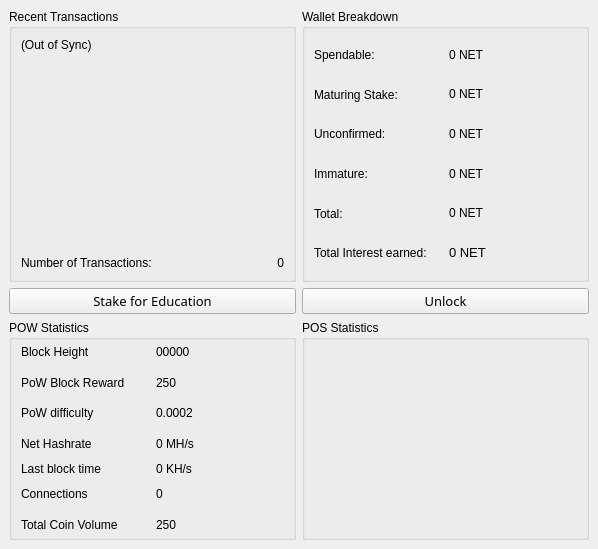
Old version of the form src/qt/forms/overviewpage.ui in the repository netcoinfoundation/netcoin.
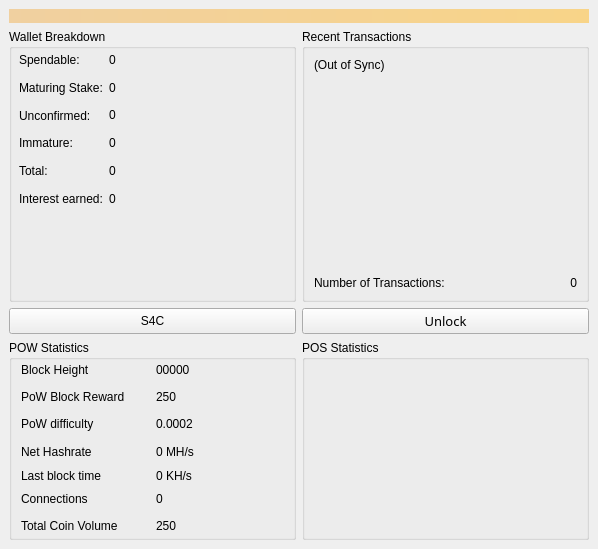
New version of the form. Icons and pictures are not drawn.

```diff
--- a/src/qt/forms/overviewpage.ui
+++ b/src/qt/forms/overviewpage.ui
@@ -70,24 +70,9 @@
      <property name="lineWidth">
       <number>0</number>
      </property>
-     <layout class="QGridLayout" name="gridLayout_3">
-      <item row="0" column="0">
        <layout class="QGridLayout" name="gridLayout">
-        <item row="2" column="0">
-         <widget class="QPushButton" name="startButton">
-          <property name="font">
-           <font>
-            <family>Plantagenet Cherokee</family>
-            <pointsize>10</pointsize>
-           </font>
-          </property>
-          <property name="text">
-           <string>Stake for Education</string>
-          </property>
-         </widget>
-        </item>
-        <item row="0" column="1">
-         <widget class="QGroupBox" name="groupBox_2">
+      <item row="2" column="1">
+       <widget class="QGroupBox" name="groupBox">
           <property name="sizePolicy">
            <sizepolicy hsizetype="Expanding" vsizetype="Expanding">
             <horstretch>0</horstretch>
@@ -100,253 +85,97 @@
             <height>0</height>
            </size>
           </property>
+        <property name="maximumSize">
+         <size>
+          <width>16777215</width>
+          <height>16777215</height>
+         </size>
+        </property>
           <property name="autoFillBackground">
            <bool>false</bool>
           </property>
+        <property name="styleSheet">
+         <string notr="true"/>
+        </property>
           <property name="title">
-           <string>Wallet Breakdown</string>
-          </property>
-          <property name="flat">
-           <bool>false</bool>
+         <string>Recent Transactions</string>
           </property>
           <property name="checkable">
            <bool>false</bool>
           </property>
-          <layout class="QGridLayout" name="gridLayout_11">
-           <item row="0" column="0">
-            <layout class="QGridLayout" name="gridLayout_2">
-             <item row="0" column="0">
-              <widget class="QLabel" name="label">
-               <property name="styleSheet">
-                <string notr="true"/>
-               </property>
-               <property name="text">
-                <string>Spendable:</string>
-               </property>
-              </widget>
-             </item>
-             <item row="0" column="1">
-              <widget class="QLabel" name="labelBalance">
-               <property name="cursor">
-                <cursorShape>IBeamCursor</cursorShape>
-               </property>
-               <property name="mouseTracking">
-                <bool>true</bool>
-               </property>
-               <property name="toolTip">
-                <string>&lt;html&gt;&lt;head/&gt;&lt;body&gt;&lt;p&gt;&lt;img src=&quot;:/toolTip/res/tooltips/spendableTooltip.png&quot;/&gt;&lt;/p&gt;&lt;/body&gt;&lt;/html&gt;</string>
-               </property>
-               <property name="styleSheet">
-                <string notr="true"/>
-               </property>
-               <property name="text">
-                <string>0 NET</string>
-               </property>
-               <property name="textInteractionFlags">
-                <set>Qt::LinksAccessibleByMouse|Qt::TextSelectableByMouse</set>
-               </property>
-              </widget>
-             </item>
+        <layout class="QGridLayout" name="gridLayout_9">
              <item row="1" column="0">
-              <widget class="QLabel" name="label_2">
-               <property name="styleSheet">
-                <string notr="true"/>
-               </property>
-               <property name="text">
-                <string>Maturing Stake:</string>
-               </property>
-              </widget>
-             </item>
+          <layout class="QGridLayout" name="gridLayout_4">
              <item row="1" column="1">
-              <widget class="QLabel" name="labelStake">
-               <property name="cursor">
-                <cursorShape>IBeamCursor</cursorShape>
-               </property>
-               <property name="mouseTracking">
-                <bool>true</bool>
-               </property>
-               <property name="toolTip">
-                <string>&lt;html&gt;&lt;head/&gt;&lt;body&gt;&lt;p&gt;&lt;img src=&quot;:/toolTip/res/tooltips/maturingTooltip.png&quot;/&gt;&lt;/p&gt;&lt;/body&gt;&lt;/html&gt;</string>
-               </property>
-               <property name="styleSheet">
-                <string notr="true"/>
-               </property>
+            <widget class="QLabel" name="labelNumTransactions">
                <property name="text">
-                <string>0 NET</string>
-               </property>
-               <property name="textInteractionFlags">
-                <set>Qt::LinksAccessibleByMouse|Qt::TextSelectableByMouse</set>
+              <string>0</string>
+             </property>
+             <property name="alignment">
+              <set>Qt::AlignRight|Qt::AlignTrailing|Qt::AlignVCenter</set>
                </property>
               </widget>
              </item>
-             <item row="2" column="0">
-              <widget class="QLabel" name="label_3">
-               <property name="styleSheet">
-                <string notr="true"/>
-               </property>
-               <property name="text">
-                <string>Unconfirmed:</string>
-               </property>
-              </widget>
-             </item>
-             <item row="2" column="1">
-              <widget class="QLabel" name="labelUnconfirmed">
-               <property name="cursor">
-                <cursorShape>IBeamCursor</cursorShape>
-               </property>
-               <property name="mouseTracking">
-                <bool>true</bool>
-               </property>
-               <property name="toolTip">
-                <string>&lt;html&gt;&lt;head/&gt;&lt;body&gt;&lt;p&gt;&lt;img src=&quot;:/toolTip/res/tooltips/unconfirmedTooltip.png&quot;/&gt;&lt;/p&gt;&lt;/body&gt;&lt;/html&gt;</string>
-               </property>
+           <item row="1" column="0">
+            <widget class="QLabel" name="label_8">
+             <property name="sizePolicy">
+              <sizepolicy hsizetype="Preferred" vsizetype="Preferred">
+               <horstretch>0</horstretch>
+               <verstretch>0</verstretch>
+              </sizepolicy>
+             </property>
+             <property name="minimumSize">
+              <size>
+               <width>0</width>
+               <height>0</height>
+              </size>
+             </property>
+             <property name="maximumSize">
+              <size>
+               <width>258</width>
+               <height>18</height>
+              </size>
+             </property>
                <property name="styleSheet">
                 <string notr="true"/>
                </property>
                <property name="text">
-                <string>0 NET</string>
-               </property>
-               <property name="textInteractionFlags">
-                <set>Qt::LinksAccessibleByMouse|Qt::TextSelectableByMouse</set>
-               </property>
-              </widget>
-             </item>
-             <item row="3" column="0">
-              <widget class="QLabel" name="labelImmatureText">
-               <property name="styleSheet">
-                <string notr="true"/>
-               </property>
-               <property name="text">
-                <string>Immature:</string>
-               </property>
-              </widget>
-             </item>
-             <item row="3" column="1">
-              <widget class="QLabel" name="labelImmature">
-               <property name="cursor">
-                <cursorShape>IBeamCursor</cursorShape>
-               </property>
-               <property name="mouseTracking">
-                <bool>true</bool>
-               </property>
-               <property name="toolTip">
-                <string>&lt;html&gt;&lt;head/&gt;&lt;body&gt;&lt;p&gt;&lt;img src=&quot;:/toolTip/res/tooltips/immatureTooltip.png&quot;/&gt;&lt;/p&gt;&lt;/body&gt;&lt;/html&gt;</string>
-               </property>
+              <string>Number of Transactions:</string>
+             </property>
+            </widget>
+           </item>
+           <item row="0" column="0" colspan="2">
+            <widget class="QListView" name="listTransactions">
+             <property name="minimumSize">
+              <size>
+               <width>0</width>
+               <height>0</height>
+              </size>
+             </property>
                <property name="styleSheet">
-                <string notr="true"/>
-               </property>
-               <property name="text">
-                <string>0 NET</string>
-               </property>
-               <property name="textInteractionFlags">
-                <set>Qt::LinksAccessibleByMouse|Qt::TextSelectableByMouse</set>
+              <string notr="true">background:transparent;</string>
+             </property>
+             <property name="frameShape">
+              <enum>QFrame::NoFrame</enum>
+             </property>
+             <property name="frameShadow">
+              <enum>QFrame::Plain</enum>
                </property>
               </widget>
              </item>
-             <item row="4" column="0">
-              <widget class="QLabel" name="label_6">
-               <property name="autoFillBackground">
-                <bool>false</bool>
-               </property>
-               <property name="styleSheet">
-                <string notr="true"/>
-               </property>
+          </layout>
+         </item>
+         <item row="0" column="0">
+          <widget class="QLabel" name="labelTransactionsStatus">
                <property name="text">
-                <string>Total:</string>
+            <string>(Out of Sync)</string>
                </property>
               </widget>
              </item>
-             <item row="4" column="1">
-              <widget class="QLabel" name="labelTotal">
-               <property name="cursor">
-                <cursorShape>IBeamCursor</cursorShape>
-               </property>
-               <property name="mouseTracking">
-                <bool>true</bool>
-               </property>
-               <property name="styleSheet">
-                <string notr="true"/>
-               </property>
-               <property name="text">
-                <string>0 NET</string>
-               </property>
-               <property name="textInteractionFlags">
-                <set>Qt::LinksAccessibleByMouse|Qt::TextSelectableByMouse</set>
-               </property>
+        </layout>
               </widget>
              </item>
              <item row="5" column="0">
-              <widget class="QLabel" name="label_4">
-               <property name="text">
-                <string>&lt;html&gt;&lt;head/&gt;&lt;body&gt;&lt;p&gt;&lt;span&gt;Total Interest earned:&lt;/span&gt;&lt;/p&gt;&lt;/body&gt;&lt;/html&gt;</string>
-               </property>
-              </widget>
-             </item>
-             <item row="5" column="1">
-              <widget class="QLabel" name="labelInterest">
-               <property name="font">
-                <font>
-                 <pointsize>10</pointsize>
-                </font>
-               </property>
-               <property name="text">
-                <string>&lt;html&gt;&lt;head/&gt;&lt;body&gt;&lt;p&gt;&lt;span&gt;0 NET&lt;/span&gt;&lt;/p&gt;&lt;/body&gt;&lt;/html&gt;</string>
-               </property>
-              </widget>
-             </item>
-            </layout>
-           </item>
-          </layout>
-         </widget>
-        </item>
-        <item row="2" column="1">
-         <widget class="QPushButton" name="unlockWalletActionNew">
-          <property name="sizePolicy">
-           <sizepolicy hsizetype="Expanding" vsizetype="Fixed">
-            <horstretch>0</horstretch>
-            <verstretch>0</verstretch>
-           </sizepolicy>
-          </property>
-          <property name="font">
-           <font>
-            <family>Plantagenet Cherokee</family>
-            <pointsize>10</pointsize>
-           </font>
-          </property>
-          <property name="text">
-           <string>Unlock</string>
-          </property>
-         </widget>
-        </item>
-        <item row="3" column="1">
-         <widget class="QGroupBox" name="groupBox_4">
-          <property name="title">
-           <string>POS Statistics</string>
-          </property>
-          <layout class="QGridLayout" name="gridLayout_10">
-           <property name="topMargin">
-            <number>0</number>
-           </property>
-           <property name="bottomMargin">
-            <number>0</number>
-           </property>
-           <item row="0" column="0">
-            <widget class="QLabel" name="labelMyWeight">
-             <property name="toolTip">
-              <string>&lt;html&gt;&lt;head/&gt;&lt;body&gt;&lt;p&gt;&lt;img src=&quot;:/toolTip/res/tooltips/stakingTooltip.png&quot;/&gt;&lt;/p&gt;&lt;/body&gt;&lt;/html&gt;</string>
-             </property>
-             <property name="styleSheet">
-              <string notr="true"/>
-             </property>
-             <property name="text">
-              <string/>
-             </property>
-            </widget>
-           </item>
-          </layout>
-         </widget>
-        </item>
-        <item row="3" column="0">
          <widget class="QGroupBox" name="groupBox_3">
           <property name="sizePolicy">
            <sizepolicy hsizetype="Expanding" vsizetype="Expanding">
@@ -530,8 +359,36 @@
           </layout>
          </widget>
         </item>
+      <item row="5" column="1">
+       <widget class="QGroupBox" name="groupBox_4">
+        <property name="title">
+         <string>POS Statistics</string>
+        </property>
+        <layout class="QGridLayout" name="gridLayout_10">
+         <property name="topMargin">
+          <number>0</number>
+         </property>
+         <property name="bottomMargin">
+          <number>0</number>
+         </property>
         <item row="0" column="0">
-         <widget class="QGroupBox" name="groupBox">
+          <widget class="QLabel" name="labelMyWeight">
+           <property name="toolTip">
+            <string>&lt;html&gt;&lt;head/&gt;&lt;body&gt;&lt;p&gt;&lt;img src=&quot;:/toolTip/res/tooltips/stakingTooltip.png&quot;/&gt;&lt;/p&gt;&lt;/body&gt;&lt;/html&gt;</string>
+           </property>
+           <property name="styleSheet">
+            <string notr="true"/>
+           </property>
+           <property name="text">
+            <string/>
+           </property>
+          </widget>
+         </item>
+        </layout>
+       </widget>
+      </item>
+      <item row="2" column="0">
+       <widget class="QGroupBox" name="groupBox_2">
           <property name="sizePolicy">
            <sizepolicy hsizetype="Expanding" vsizetype="Expanding">
             <horstretch>0</horstretch>
@@ -544,97 +401,314 @@
             <height>0</height>
            </size>
           </property>
-          <property name="maximumSize">
-           <size>
-            <width>16777215</width>
-            <height>16777215</height>
-           </size>
-          </property>
           <property name="autoFillBackground">
            <bool>false</bool>
           </property>
-          <property name="styleSheet">
-           <string notr="true"/>
-          </property>
           <property name="title">
-           <string>Recent Transactions</string>
+         <string>Wallet Breakdown</string>
+        </property>
+        <property name="flat">
+         <bool>false</bool>
           </property>
           <property name="checkable">
            <bool>false</bool>
           </property>
-          <layout class="QGridLayout" name="gridLayout_9">
-           <item row="0" column="0">
-            <widget class="QLabel" name="labelTransactionsStatus">
+        <widget class="QWidget" name="layoutWidget">
+         <property name="geometry">
+          <rect>
+           <x>10</x>
+           <y>20</y>
+           <width>291</width>
+           <height>161</height>
+          </rect>
+         </property>
+         <layout class="QGridLayout" name="gridLayout_2">
+          <item row="4" column="1">
+           <widget class="QLabel" name="labelTotal">
+            <property name="sizePolicy">
+             <sizepolicy hsizetype="Expanding" vsizetype="Preferred">
+              <horstretch>0</horstretch>
+              <verstretch>0</verstretch>
+             </sizepolicy>
+            </property>
+            <property name="cursor">
+             <cursorShape>IBeamCursor</cursorShape>
+            </property>
+            <property name="mouseTracking">
+             <bool>true</bool>
+            </property>
+            <property name="styleSheet">
+             <string notr="true"/>
+            </property>
              <property name="text">
-              <string>(Out of Sync)</string>
-             </property>
-            </widget>
-           </item>
-           <item row="1" column="0">
-            <layout class="QGridLayout" name="gridLayout_4">
-             <item row="1" column="0">
-              <widget class="QLabel" name="label_8">
+             <string>0</string>
+            </property>
+            <property name="textInteractionFlags">
+             <set>Qt::LinksAccessibleByMouse|Qt::TextSelectableByMouse</set>
+            </property>
+           </widget>
+          </item>
+          <item row="0" column="1">
+           <widget class="QLabel" name="labelBalance">
                <property name="sizePolicy">
-                <sizepolicy hsizetype="Preferred" vsizetype="Preferred">
+             <sizepolicy hsizetype="Expanding" vsizetype="Preferred">
                  <horstretch>0</horstretch>
                  <verstretch>0</verstretch>
                 </sizepolicy>
                </property>
-               <property name="minimumSize">
-                <size>
-                 <width>0</width>
-                 <height>0</height>
-                </size>
-               </property>
-               <property name="maximumSize">
-                <size>
-                 <width>258</width>
-                 <height>18</height>
-                </size>
-               </property>
+            <property name="cursor">
+             <cursorShape>IBeamCursor</cursorShape>
+            </property>
+            <property name="mouseTracking">
+             <bool>true</bool>
+            </property>
+            <property name="toolTip">
+             <string>&lt;html&gt;&lt;head/&gt;&lt;body&gt;&lt;p&gt;&lt;img src=&quot;:/toolTip/res/tooltips/spendableTooltip.png&quot;/&gt;&lt;/p&gt;&lt;/body&gt;&lt;/html&gt;</string>
+            </property>
                <property name="styleSheet">
                 <string notr="true"/>
                </property>
                <property name="text">
-                <string>Number of Transactions:</string>
+             <string>0 </string>
+            </property>
+            <property name="textInteractionFlags">
+             <set>Qt::LinksAccessibleByMouse|Qt::TextSelectableByMouse</set>
+            </property>
+           </widget>
+          </item>
+          <item row="2" column="0">
+           <widget class="QLabel" name="label_3">
+            <property name="styleSheet">
+             <string notr="true"/>
+            </property>
+            <property name="text">
+             <string>Unconfirmed:</string>
+            </property>
+           </widget>
+          </item>
+          <item row="3" column="0">
+           <widget class="QLabel" name="labelImmatureText">
+            <property name="styleSheet">
+             <string notr="true"/>
+            </property>
+            <property name="text">
+             <string>Immature:</string>
                </property>
               </widget>
              </item>
              <item row="1" column="1">
-              <widget class="QLabel" name="labelNumTransactions">
+           <widget class="QLabel" name="labelStake">
+            <property name="sizePolicy">
+             <sizepolicy hsizetype="Expanding" vsizetype="Preferred">
+              <horstretch>0</horstretch>
+              <verstretch>0</verstretch>
+             </sizepolicy>
+            </property>
+            <property name="cursor">
+             <cursorShape>IBeamCursor</cursorShape>
+            </property>
+            <property name="mouseTracking">
+             <bool>true</bool>
+            </property>
+            <property name="toolTip">
+             <string>&lt;html&gt;&lt;head/&gt;&lt;body&gt;&lt;p&gt;&lt;img src=&quot;:/toolTip/res/tooltips/maturingTooltip.png&quot;/&gt;&lt;/p&gt;&lt;/body&gt;&lt;/html&gt;</string>
+            </property>
+            <property name="styleSheet">
+             <string notr="true"/>
+            </property>
                <property name="text">
+             <string>0 </string>
+            </property>
+            <property name="textInteractionFlags">
+             <set>Qt::LinksAccessibleByMouse|Qt::TextSelectableByMouse</set>
+            </property>
+           </widget>
+          </item>
+          <item row="4" column="0">
+           <widget class="QLabel" name="label_6">
+            <property name="autoFillBackground">
+             <bool>false</bool>
+            </property>
+            <property name="styleSheet">
+             <string notr="true"/>
+            </property>
+            <property name="text">
+             <string>Total:</string>
+            </property>
+           </widget>
+          </item>
+          <item row="1" column="0">
+           <widget class="QLabel" name="label_2">
+            <property name="styleSheet">
+             <string notr="true"/>
+            </property>
+            <property name="text">
+             <string>Maturing Stake:</string>
+            </property>
+           </widget>
+          </item>
+          <item row="3" column="1">
+           <widget class="QLabel" name="labelImmature">
+            <property name="sizePolicy">
+             <sizepolicy hsizetype="Expanding" vsizetype="Preferred">
+              <horstretch>0</horstretch>
+              <verstretch>0</verstretch>
+             </sizepolicy>
+            </property>
+            <property name="cursor">
+             <cursorShape>IBeamCursor</cursorShape>
+            </property>
+            <property name="mouseTracking">
+             <bool>true</bool>
+            </property>
+            <property name="toolTip">
+             <string>&lt;html&gt;&lt;head/&gt;&lt;body&gt;&lt;p&gt;&lt;img src=&quot;:/toolTip/res/tooltips/immatureTooltip.png&quot;/&gt;&lt;/p&gt;&lt;/body&gt;&lt;/html&gt;</string>
+            </property>
+            <property name="styleSheet">
+             <string notr="true"/>
+            </property>
+            <property name="text">
                 <string>0</string>
                </property>
-               <property name="alignment">
-                <set>Qt::AlignRight|Qt::AlignTrailing|Qt::AlignVCenter</set>
-               </property>
+            <property name="textInteractionFlags">
+             <set>Qt::LinksAccessibleByMouse|Qt::TextSelectableByMouse</set>
+            </property>
+           </widget>
+          </item>
+          <item row="2" column="1">
+           <widget class="QLabel" name="labelUnconfirmed">
+            <property name="sizePolicy">
+             <sizepolicy hsizetype="Expanding" vsizetype="Preferred">
+              <horstretch>0</horstretch>
+              <verstretch>0</verstretch>
+             </sizepolicy>
+            </property>
+            <property name="cursor">
+             <cursorShape>IBeamCursor</cursorShape>
+            </property>
+            <property name="mouseTracking">
+             <bool>true</bool>
+            </property>
+            <property name="toolTip">
+             <string>&lt;html&gt;&lt;head/&gt;&lt;body&gt;&lt;p&gt;&lt;img src=&quot;:/toolTip/res/tooltips/unconfirmedTooltip.png&quot;/&gt;&lt;/p&gt;&lt;/body&gt;&lt;/html&gt;</string>
+            </property>
+            <property name="styleSheet">
+             <string notr="true"/>
+            </property>
+            <property name="text">
+             <string>0</string>
+            </property>
+            <property name="textInteractionFlags">
+             <set>Qt::LinksAccessibleByMouse|Qt::TextSelectableByMouse</set>
+            </property>
+           </widget>
+          </item>
+          <item row="0" column="0">
+           <widget class="QLabel" name="label">
+            <property name="styleSheet">
+             <string notr="true"/>
+            </property>
+            <property name="text">
+             <string>Spendable:</string>
+            </property>
+           </widget>
+          </item>
+          <item row="5" column="0">
+           <widget class="QLabel" name="label_7">
+            <property name="autoFillBackground">
+             <bool>false</bool>
+            </property>
+            <property name="styleSheet">
+             <string notr="true"/>
+            </property>
+            <property name="text">
+             <string>Interest earned:</string>
+            </property>
+           </widget>
+          </item>
+          <item row="5" column="1">
+           <widget class="QLabel" name="labelInterest">
+            <property name="sizePolicy">
+             <sizepolicy hsizetype="Expanding" vsizetype="Preferred">
+              <horstretch>0</horstretch>
+              <verstretch>0</verstretch>
+             </sizepolicy>
+            </property>
+            <property name="cursor">
+             <cursorShape>IBeamCursor</cursorShape>
+            </property>
+            <property name="mouseTracking">
+             <bool>true</bool>
+            </property>
+            <property name="styleSheet">
+             <string notr="true"/>
+            </property>
+            <property name="text">
+             <string>0</string>
+            </property>
+            <property name="textInteractionFlags">
+             <set>Qt::LinksAccessibleByMouse|Qt::TextSelectableByMouse</set>
+            </property>
+           </widget>
+          </item>
+         </layout>
+        </widget>
               </widget>
              </item>
              <item row="0" column="0" colspan="2">
-              <widget class="QListView" name="listTransactions">
-               <property name="minimumSize">
-                <size>
-                 <width>0</width>
-                 <height>0</height>
-                </size>
+       <widget class="QLabel" name="labelAlerts">
+        <property name="sizePolicy">
+         <sizepolicy hsizetype="Preferred" vsizetype="Preferred">
+          <horstretch>0</horstretch>
+          <verstretch>0</verstretch>
+         </sizepolicy>
+        </property>
+        <property name="visible">
+         <bool>true</bool>
                </property>
                <property name="styleSheet">
-                <string notr="true">background:transparent;</string>
-               </property>
-               <property name="frameShape">
-                <enum>QFrame::NoFrame</enum>
-               </property>
-               <property name="frameShadow">
-                <enum>QFrame::Plain</enum>
+         <string notr="true">background-color: qlineargradient(x1: 0, y1: 0, x2: 1, y2: 0, stop:0 #F0D0A0, stop:1 #F8D488);  color:#000000
+</string>
+        </property>
+        <property name="wordWrap">
+         <bool>true</bool>
+        </property>
+        <property name="margin">
+         <number>3</number>
                </property>
               </widget>
              </item>
-            </layout>
-           </item>
-          </layout>
-         </widget>
-        </item>
-       </layout>
+      <item row="4" column="1">
+       <widget class="QPushButton" name="unlockWalletActionNew">
+        <property name="sizePolicy">
+         <sizepolicy hsizetype="Expanding" vsizetype="Fixed">
+          <horstretch>0</horstretch>
+          <verstretch>0</verstretch>
+         </sizepolicy>
+        </property>
+        <property name="font">
+         <font>
+          <family>Plantagenet Cherokee</family>
+          <pointsize>10</pointsize>
+         </font>
+        </property>
+        <property name="text">
+         <string>Unlock</string>
+        </property>
+       </widget>
+      </item>
+      <item row="4" column="0">
+       <widget class="QPushButton" name="startButton">
+        <property name="sizePolicy">
+         <sizepolicy hsizetype="Expanding" vsizetype="Preferred">
+          <horstretch>0</horstretch>
+          <verstretch>0</verstretch>
+         </sizepolicy>
+        </property>
+        <property name="text">
+         <string>S4C</string>
+        </property>
+       </widget>
       </item>
      </layout>
     </widget>
```
Left out of the diff: 2 changed lines with no effect on the pictures. Lines whose indentation alone changed are shown as unchanged.
